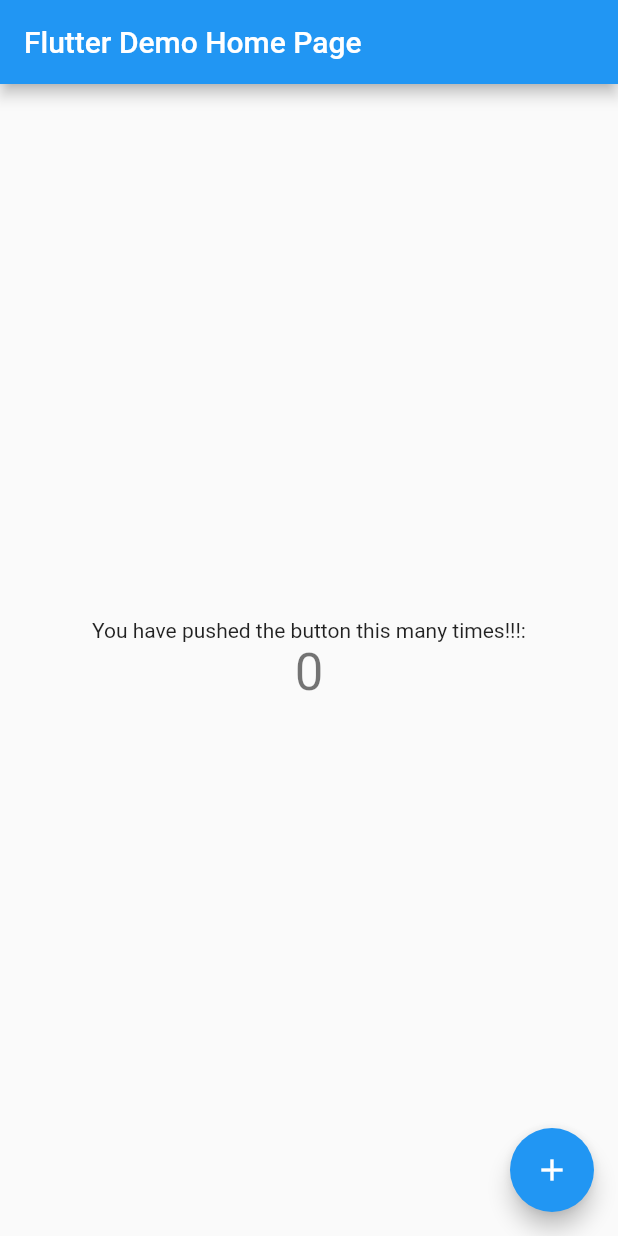
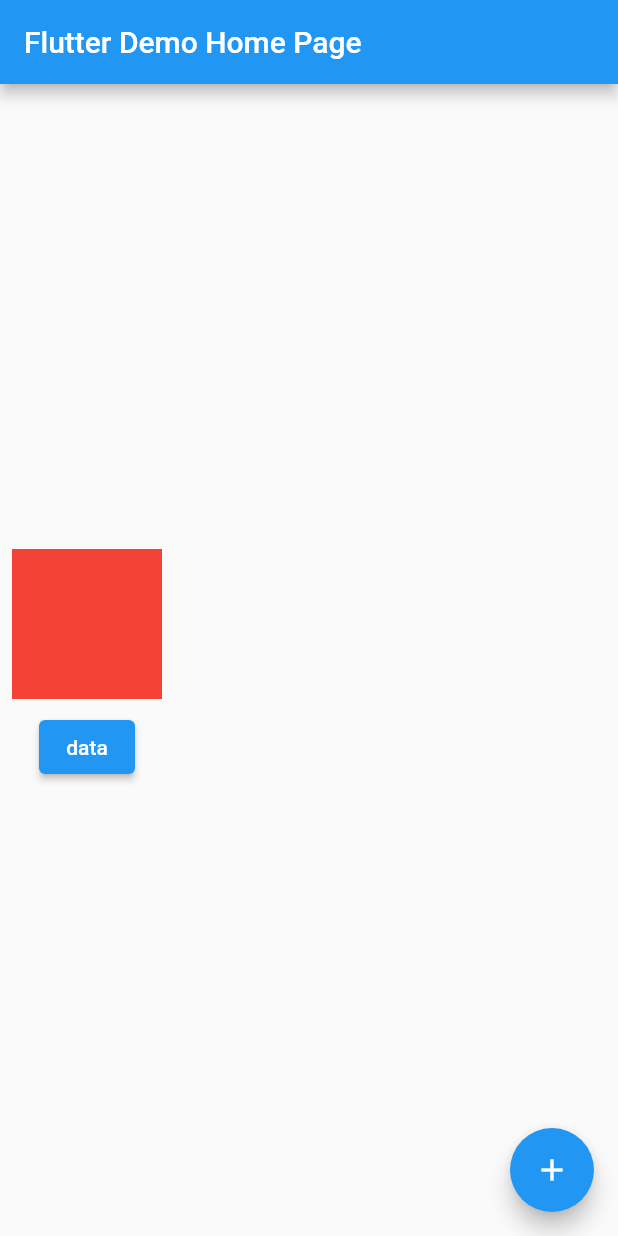
Before and after one commit to kmslab20/flutterfirst, a Flutter app: the screen it shows after launch, on a phone screen of 412 x 824 dp. Run offline on Flutter 3.47's test engine with Material 2 defaults, Android fonts, the phone set to English and light mode, and no system bars; our stand-ins replace get.

```diff
--- /dev/null
+++ b/lib/app.dart
@@ -0,0 +1,35 @@
+import 'package:flutter/material.dart';
+import 'package:flutterfirst/screens/second/second_screen.dart';
+import 'package:get/get_navigation/src/root/get_material_app.dart';
+import 'package:get/get_navigation/src/routes/get_route.dart';
+
+import 'screens/home/home_screen.dart';
+
+
+class MyApp extends StatelessWidget {
+  const MyApp({super.key});
+
+  // This widget is the root of your application.
+  @override
+  Widget build(BuildContext context) {
+    return GetMaterialApp(
+      title: 'Flutter Demo',
+      theme: ThemeData(
+        // This is the theme of your application.
+        //
+        // Try running your application with "flutter run". You'll see the
+        // application has a blue toolbar. Then, without quitting the app, try
+        // changing the primarySwatch below to Colors.green and then invoke
+        // "hot reload" (press "r" in the console where you ran "flutter run",
+        // or simply save your changes to "hot reload" in a Flutter IDE).
+        // Notice that the counter didn't reset back to zero; the application
+        // is not restarted.
+        primarySwatch: Colors.blue,
+      ),
+      home: const MyHomePage(title: 'Flutter Demo Home Page'),
+      getPages: [
+        GetPage(name: '/second', page: () => const MySecondPage(title: "second")),
+      ],
+    );
+  }
+}
--- a/lib/main.dart
+++ b/lib/main.dart
@@ -1,115 +1,9 @@
 import 'package:flutter/material.dart';
+import 'package:get/get.dart';
+
+import 'app.dart';
 
 void main() {
   runApp(const MyApp());
+  // runApp(GetMaterialApp(MyApp: MyApp()))
 }
-
-class MyApp extends StatelessWidget {
-  const MyApp({super.key});
-
-  // This widget is the root of your application.
-  @override
-  Widget build(BuildContext context) {
-    return MaterialApp(
-      title: 'Flutter Demo',
-      theme: ThemeData(
-        // This is the theme of your application.
-        //
-        // Try running your application with "flutter run". You'll see the
-        // application has a blue toolbar. Then, without quitting the app, try
-        // changing the primarySwatch below to Colors.green and then invoke
-        // "hot reload" (press "r" in the console where you ran "flutter run",
-        // or simply save your changes to "hot reload" in a Flutter IDE).
-        // Notice that the counter didn't reset back to zero; the application
-        // is not restarted.
-        primarySwatch: Colors.blue,
-      ),
-      home: const MyHomePage(title: 'Flutter Demo Home Page'),
-    );
-  }
-}
-
-class MyHomePage extends StatefulWidget {
-  const MyHomePage({super.key, required this.title});
-
-  // This widget is the home page of your application. It is stateful, meaning
-  // that it has a State object (defined below) that contains fields that affect
-  // how it looks.
-
-  // This class is the configuration for the state. It holds the values (in this
-  // case the title) provided by the parent (in this case the App widget) and
-  // used by the build method of the State. Fields in a Widget subclass are
-  // always marked "final".
-
-  final String title;
-
-  @override
-  State<MyHomePage> createState() => _MyHomePageState();
-}
-
-class _MyHomePageState extends State<MyHomePage> {
-  int _counter = 0;
-
-  void _incrementCounter() {
-    setState(() {
-      // This call to setState tells the Flutter framework that something has
-      // changed in this State, which causes it to rerun the build method below
-      // so that the display can reflect the updated values. If we changed
-      // _counter without calling setState(), then the build method would not be
-      // called again, and so nothing would appear to happen.
-      _counter++;
-    });
-  }
-
-  @override
-  Widget build(BuildContext context) {
-    // This method is rerun every time setState is called, for instance as done
-    // by the _incrementCounter method above.
-    //
-    // The Flutter framework has been optimized to make rerunning build methods
-    // fast, so that you can just rebuild anything that needs updating rather
-    // than having to individually change instances of widgets.
-    return Scaffold(
-      appBar: AppBar(
-        // Here we take the value from the MyHomePage object that was created by
-        // the App.build method, and use it to set our appbar title.
-        title: Text(widget.title),
-      ),
-      body: Center(
-        // Center is a layout widget. It takes a single child and positions it
-        // in the middle of the parent.
-        child: Column(
-          // Column is also a layout widget. It takes a list of children and
-          // arranges them vertically. By default, it sizes itself to fit its
-          // children horizontally, and tries to be as tall as its parent.
-          //
-          // Invoke "debug painting" (press "p" in the console, choose the
-          // "Toggle Debug Paint" action from the Flutter Inspector in Android
-          // Studio, or the "Toggle Debug Paint" command in Visual Studio Code)
-          // to see the wireframe for each widget.
-          //
-          // Column has various properties to control how it sizes itself and
-          // how it positions its children. Here we use mainAxisAlignment to
-          // center the children vertically; the main axis here is the vertical
-          // axis because Columns are vertical (the cross axis would be
-          // horizontal).
-          mainAxisAlignment: MainAxisAlignment.center,
-          children: <Widget>[
-            const Text(
-              'You have pushed the button this many times!!!:',
-            ),
-            Text(
-              '$_counter',
-              style: Theme.of(context).textTheme.headline4,
-            ),
-          ],
-        ),
-      ),
-      floatingActionButton: FloatingActionButton(
-        onPressed: _incrementCounter,
-        tooltip: 'Increment',
-        child: const Icon(Icons.add),
-      ), // This trailing comma makes auto-formatting nicer for build methods.
-    );
-  }
-}
--- /dev/null
+++ b/lib/screens/home/home_screen.dart
@@ -0,0 +1,85 @@
+import 'dart:developer';
+
+import 'package:flutter/material.dart';
+import 'package:flutterfirst/screens/second/second_screen.dart';
+import 'package:get/get.dart';
+
+class MyHomePage extends StatefulWidget {
+  const MyHomePage({super.key, required this.title});
+
+  // This widget is the home page of your application. It is stateful, meaning
+  // that it has a State object (defined below) that contains fields that affect
+  // how it looks.
+
+  // This class is the configuration for the state. It holds the values (in this
+  // case the title) provided by the parent (in this case the App widget) and
+  // used by the build method of the State. Fields in a Widget subclass are
+  // always marked "final".
+
+  final String title;
+
+  @override
+  State<MyHomePage> createState() => _MyHomePageState();
+}
+
+class _MyHomePageState extends State<MyHomePage> {
+  int _counter = 0;
+
+  void _incrementCounter() {
+    setState(() {
+      // This call to setState tells the Flutter framework that something has
+      // changed in this State, which causes it to rerun the build method below
+      // so that the display can reflect the updated values. If we changed
+      // _counter without calling setState(), then the build method would not be
+      // called again, and so nothing would appear to happen.
+      _counter++;
+    });
+  }
+
+  @override
+  Widget build(BuildContext context) {
+    // This method is rerun every time setState is called, for instance as done
+    // by the _incrementCounter method above.
+    //
+    // The Flutter framework has been optimized to make rerunning build methods
+    // fast, so that you can just rebuild anything that needs updating rather
+    // than having to individually change instances of widgets.
+    return Scaffold(
+      appBar: AppBar(
+        // Here we take the value from the MyHomePage object that was created by
+        // the App.build method, and use it to set our appbar title.
+        title: Text(widget.title),
+      ),
+      body: Column(
+        mainAxisAlignment: MainAxisAlignment.center,
+        crossAxisAlignment: CrossAxisAlignment.center,
+        children: <Widget>[
+          Container(
+            color: Colors.red,
+            width: 100,
+            height: 100,
+            padding: const EdgeInsets.all(8.0),
+            margin: const EdgeInsets.all(8.0),
+          ),
+          Column(
+            mainAxisAlignment: MainAxisAlignment.center,
+            children: <Widget>[
+              ElevatedButton(
+                child: const Text('data'),
+                onPressed: () {
+                  log("SS");
+                  Get.to(() => const MySecondPage(title: 'second'));
+                },
+              ),
+            ],
+          ),
+        ],
+      ),
+      floatingActionButton: FloatingActionButton(
+        onPressed: _incrementCounter,
+        tooltip: 'Increment',
+        child: const Icon(Icons.add),
+      ), // This trailing comma makes auto-formatting nicer for build methods.
+    );
+  }
+}
--- a/pubspec.yaml
+++ b/pubspec.yaml
@@ -36,6 +36,7 @@ dependencies:
   # The following adds the Cupertino Icons font to your application.
   # Use with the CupertinoIcons class for iOS style icons.
   cupertino_icons: ^1.0.2
+  get: ^4.6.5
 
 dev_dependencies:
   flutter_test:
```
Also changed, not shown: lib/count_controller_with_reactive.dart (added, +8 -0 lines), lib/screens/second/pages/second_page_one.dart (added, +67 -0 lines), lib/screens/second/pages/second_page_two.dart (added, +72 -0 lines), lib/screens/second/second_screen.dart (added, +62 -0 lines), pubspec.lock, 2 other files.
